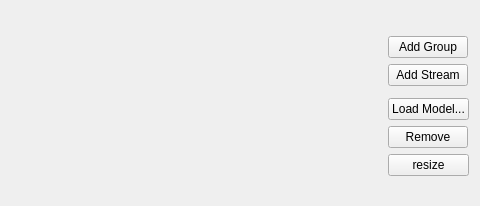
Above: OMOptim/GUI/Widgets/WidgetTreeStreams.ui from lmoresco/OpenModelica before the change; both pictures show x 492 to 972 and y 0 to 206 of the 972 by 206 pixel window. Below: the same form after it.
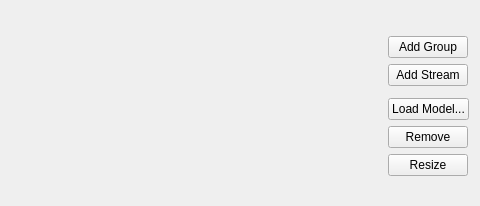
That is the form after the change.

```diff
--- a/OMOptim/GUI/Widgets/WidgetTreeStreams.ui
+++ b/OMOptim/GUI/Widgets/WidgetTreeStreams.ui
@@ -104,8 +104,14 @@
    </item>
    <item row="7" column="2">
     <widget class="QPushButton" name="pushResize">
+     <property name="sizePolicy">
+      <sizepolicy hsizetype="Maximum" vsizetype="Fixed">
+       <horstretch>0</horstretch>
+       <verstretch>0</verstretch>
+      </sizepolicy>
+     </property>
      <property name="text">
-      <string>resize</string>
+      <string>Resize</string>
      </property>
     </widget>
    </item>
```
